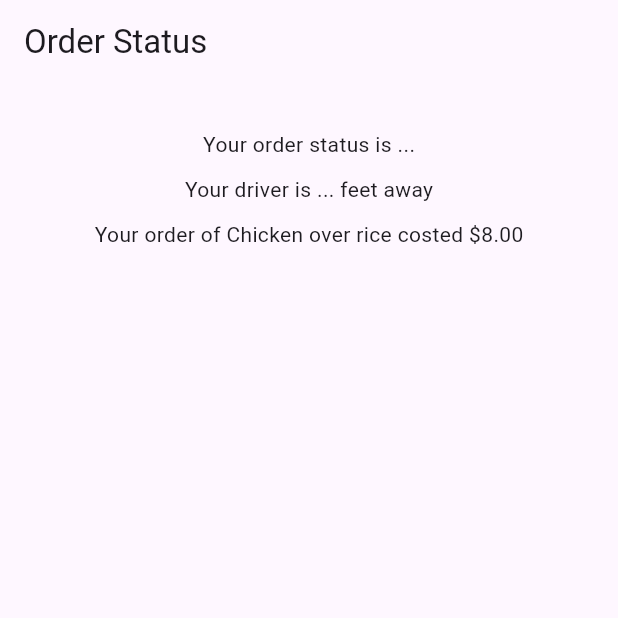
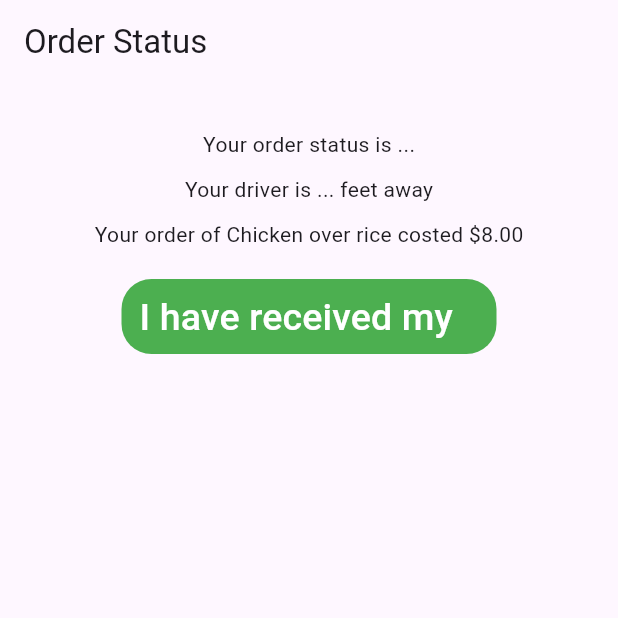
Before and after one commit to frykher/scholar_snacks, a Flutter app: the OrderStatus screen opened directly, on a phone screen of 412 x 824 dp, the top half of it. Run offline on Flutter 3.47's test engine with Material 3 defaults, Android fonts, the light colour scheme and no system bars; our stand-ins replace google_nav_bar, line_icons, supabase_flutter; accounts and stored records are empty.

Commit message:
order received

```diff
--- a/lib/OrderStatus.dart
+++ b/lib/OrderStatus.dart
@@ -18,6 +18,23 @@ class _OrderStatusState extends State<OrderStatus> {
         Text('Your driver is ... feet away'),
         const SizedBox(height: 10),
         Text('Your order of Chicken over rice costed \$8.00'),
+        const SizedBox(height: 20),
+        Container(
+              height: 50,
+              width: 250,
+              decoration: BoxDecoration(
+                  color: Colors.green, borderRadius: BorderRadius.circular(20)),
+              child: TextButton(
+                onPressed: () {
+                  Navigator.of(context).pushAndRemoveUntil(
+          MaterialPageRoute(builder: (context) => OrderStatus()),(route) => false);
+                },
+                child: Text(
+                  'I have received my order! (Click only when your order has arrived)',
+                  style: TextStyle(color: Colors.white, fontSize: 25),
+                ),
+              ),
+            ),
       ]
       )
       )
```
